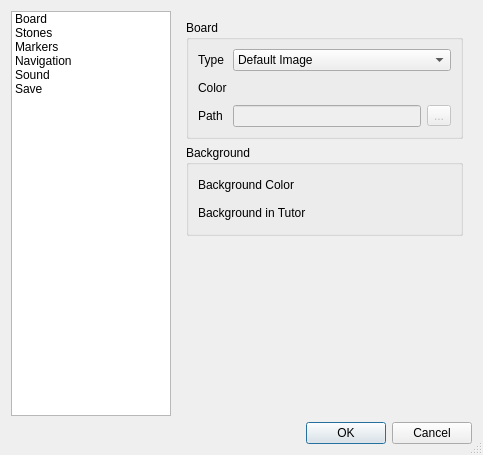
First picture: the form in setupdialog.ui, repository nullx002/mugo, before the edit.
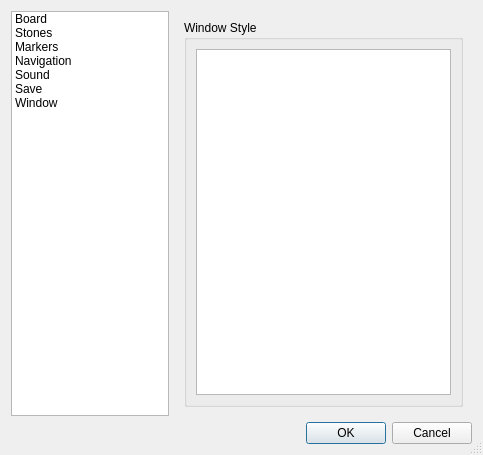
Second picture: the form after the edit.

Commit message:
add: style selector in option dialog.
Fixes issue 9
added style selector in option dialog.

```diff
--- a/setupdialog.ui
+++ b/setupdialog.ui
@@ -57,6 +57,11 @@
          <string>Save</string>
         </property>
        </item>
+       <item>
+        <property name="text">
+         <string>Window</string>
+        </property>
+       </item>
       </widget>
      </item>
      <item>
@@ -68,7 +73,7 @@
         <enum>QFrame::Plain</enum>
        </property>
        <property name="currentIndex">
-        <number>0</number>
+        <number>6</number>
        </property>
        <widget class="QWidget" name="boardPage">
         <layout class="QVBoxLayout" name="verticalLayout_2">
@@ -734,6 +739,22 @@
          </item>
         </layout>
        </widget>
+       <widget class="QWidget" name="windowPage">
+        <layout class="QVBoxLayout" name="verticalLayout_8">
+         <item>
+          <widget class="QGroupBox" name="windowStyleGroupBox">
+           <property name="title">
+            <string>Window Style</string>
+           </property>
+           <layout class="QHBoxLayout" name="horizontalLayout_6">
+            <item>
+             <widget class="QListWidget" name="windowStyleList"/>
+            </item>
+           </layout>
+          </widget>
+         </item>
+        </layout>
+       </widget>
       </widget>
      </item>
     </layout>
```
The commit also changes 5 other files.
